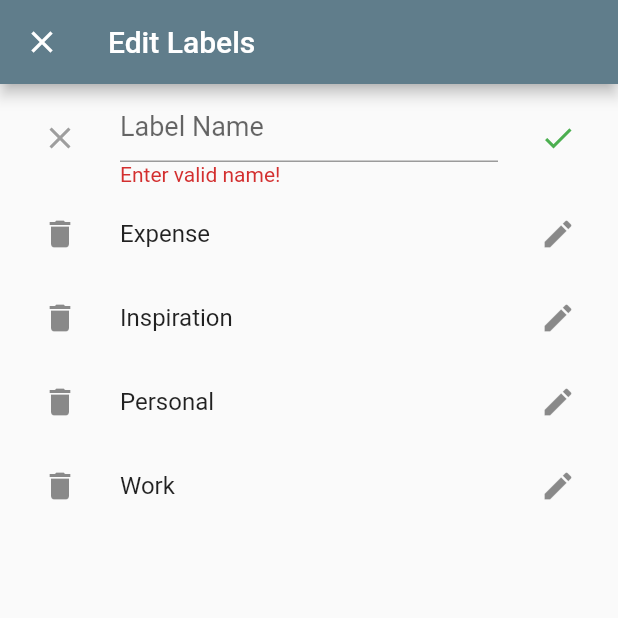
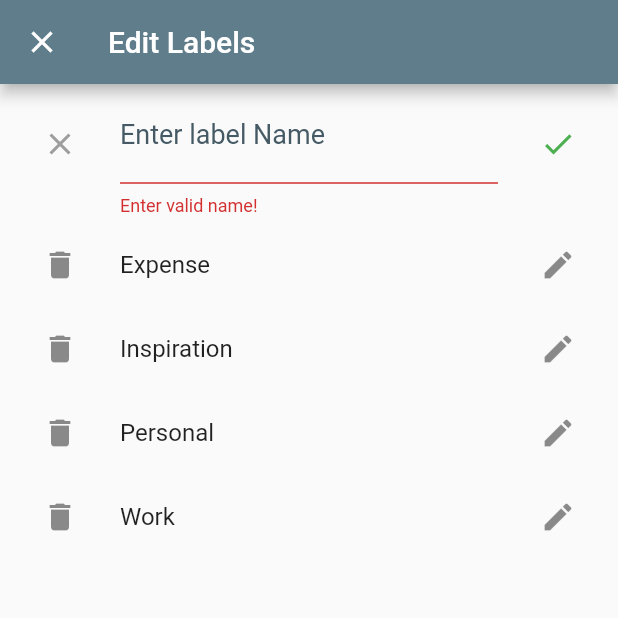
Before and after one commit to vemarav/keeper, a Flutter app: the LabelForm screen opened by its route, after a tap on the "check" icon, on a phone screen of 412 x 824 dp, the top half of it. Run offline on Flutter 3.47's test engine with Material 2 defaults, Android fonts, the phone set to English and light mode, and no system bars.

Commit message:
Dynamic drawer list, form and validation added

```diff
--- a/lib/views/app.dart
+++ b/lib/views/app.dart
@@ -9,6 +9,7 @@ class Keeper extends StatelessWidget {
 			title: 'Keeper',
 			theme: new ThemeData(
 				primaryColor: Colors.amber.shade500,
+				accentColor: Colors.blueGrey.shade500,
 				primaryTextTheme: const TextTheme(
 					headline: const TextStyle(
 						color: Colors.white
--- a/lib/views/label_form.dart
+++ b/lib/views/label_form.dart
@@ -1,6 +1,5 @@
 import 'package:flutter/material.dart';
-import 'package:flutter/src/services/text_input.dart';
-import 'package:keeper/views/label_names.dart';
+import 'package:keeper/views/mock_data.dart';
 
 class LabelForm extends StatefulWidget {
 	static final String routeName = '/labelForm';
@@ -12,8 +11,11 @@ class LabelForm extends StatefulWidget {
 class LabelFormState extends State<LabelForm> {
 	final _scaffoldKey = new GlobalKey<ScaffoldState>();
 	final formKey = new GlobalKey<FormState>();
-	String _error;
+	String error;
+	String updateError;
+	List<Widget> labelList = [];
 	final TextEditingController _controller = new TextEditingController();
+	final TextEditingController _updateController = new TextEditingController();
 
 	@override
 	Widget build(BuildContext context) {
@@ -32,41 +34,51 @@ class LabelFormState extends State<LabelForm> {
 				),
 				backgroundColor: Colors.blueGrey.shade500,
 			),
-			body: new ListView(
-				children: _buildLabels(),
-			),
+			body: new Container(
+				child: new ListView(
+					children: labelList
+				)
+			)
 		);
+		return scaffold;
+	}
 
-		return scaffold;
+	@override
+	void initState() {
+		super.initState();
+		_buildLabels(null);
 	}
 
 	_closeLabelForm(BuildContext context) {
 		Navigator.of(context).pop();
 	}
 
-	List<Widget> _buildLabels() {
-		List<Widget> _labelList = [];
-		_labelList.add(
+	List<Widget> _buildLabels(int editIndex) {
+		labelList = [];
+		labelList.add(
 			new ListTile(
 				leading: new IconButton(
 					icon: const Icon(Icons.close),
 					color: Colors.grey,
 					onPressed: _clearText
 				),
-				title: new TextField(
+				title: new Theme(
+					data: new ThemeData(
+						primaryColor: Colors.blueGrey.shade500
+					), // Setting the underline with appBar color
+					child: new TextField(
 						controller: _controller,
 						style: new TextStyle(
 							fontSize: 18.0,
 							color: Colors.grey.shade700
 						),
 						decoration: new InputDecoration(
-						hintText: 'Label Name'
+							errorText: error,
+							labelText: 'Enter label Name',
+							labelStyle: new TextStyle(
+								color: Colors.blueGrey.shade700
 							),
 						),
-				subtitle: new Text(
-					_error ?? '',
-					style: new TextStyle(
-						color: Colors.red.shade700
 					)
 				),
 				trailing: new IconButton(
@@ -75,10 +87,43 @@ class LabelFormState extends State<LabelForm> {
 					onPressed: _onSave
 				)
 			)
+		);
 
+		for(int index=0; index<labels.length;index++) {
+			if(editIndex != null && editIndex == index){
+				labelList.add(
+					new ListTile(
+						leading: new IconButton(
+							icon: const Icon(Icons.close),
+							onPressed: () => _onCancelAt(index)
+						),
+						title: new Theme(
+							data: new ThemeData(
+								primaryColor: Colors.blueGrey.shade500
+							),
+							child: new TextField(
+								controller: _updateController,
+								autofocus: true,
+								style: new TextStyle(
+									fontSize: 18.0,
+									color: Colors.grey.shade700,
+								),
+								decoration: new InputDecoration(
+									errorText: updateError,
+									counterText: labels[index],
+									labelText: 'Enter Lable Name'
+								)
+							),
+						),
+						trailing: new IconButton(
+							icon: const Icon(Icons.check),
+							color: Colors.green,
+							onPressed: () => _onUpdateAt(index)
+						),
+					)
 				);
-		for(int index=0; index<labels.length;index++) {
-			_labelList.add(
+			}else{
+				labelList.add(
 					new ListTile(
 						leading: new IconButton(
 							icon: const Icon(Icons.delete),
@@ -92,24 +137,28 @@ class LabelFormState extends State<LabelForm> {
 					)
 				);
 			}
-		return _labelList;
+		}
+		return labelList;
 	}
 
 	_clearText() {
 		setState((){
 			_controller.clear();
-			_error = '';
+			error = null;
+			_buildLabels(null);
 		});
 	}
 
 	_onSave() {
 		setState(() {
-			if(_controller.text.length > 0) {
+			if(_controller.text.isNotEmpty) {
 				labels.add(_controller.text);
 				_controller.clear();
-				_error = '';
+				error = null;
+				_buildLabels(null);
 			} else{
-				_error = 'Enter valid name!';
+				error = 'Enter valid name!';
+				_buildLabels(null);
 			}
 		});
 	}
@@ -118,6 +167,7 @@ class LabelFormState extends State<LabelForm> {
 		setState((){
 			if(labels.length > 1) {
 				labels.removeAt(index);
+				_buildLabels(null);
 			} else {
 				_scaffoldKey.currentState.showSnackBar(
 					new SnackBar(
@@ -125,13 +175,33 @@ class LabelFormState extends State<LabelForm> {
 					)
 				);
 			}
-
 		});
 	}
 
 	_editLabelAt(index) {
 		setState((){
-			labels[index] = labels[index] + " Edit";
+			_updateController.clear();
+			updateError = null;
+			_buildLabels(index);
+		});
+	}
+
+	_onUpdateAt(index) {
+		setState(() {
+			if(_updateController.text.isNotEmpty){
+				labels[index] = _updateController.text;
+				_updateController.clear();
+				_buildLabels(null);
+			} else {
+				updateError = 'Enter valid name!';
+				_buildLabels(index);
+			}
+		});
+	}
+
+	_onCancelAt(index) {
+		setState(() {
+			_buildLabels(null);
 		});
 	}
 }
--- a/lib/views/label_names.dart
+++ /dev/null
@@ -1,3 +0,0 @@
-final List<String> labels = [
-	'Expense', 'Inspiration', 'Personal', 'Work'
-];
```
Also changed, not shown: lib/views/label_view.dart (+45 -19 lines), lib/views/mock_data.dart (added, +40 -0 lines), lib/generated/i18n.dart. Lines whose indentation alone changed are shown as unchanged.
